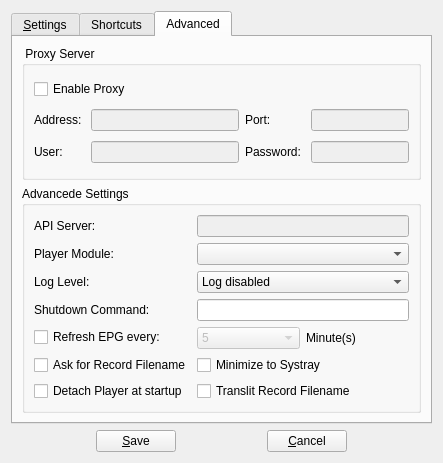
Before: the Qt Designer form branches/kartina.tv/forms/csettingsdlg.ui in code-google-com/vlc-record, drawn with Qt 5.
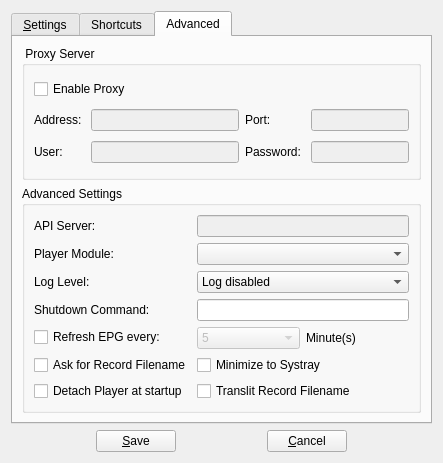
After: the same form once the commit is applied. The open tabs and pages were chosen to show the change. Icons and pictures are not drawn. Custom widgets are drawn as their Qt base class.

```diff
--- a/branches/kartina.tv/forms/csettingsdlg.ui
+++ b/branches/kartina.tv/forms/csettingsdlg.ui
@@ -529,7 +529,7 @@
        <item>
         <widget class="QGroupBox" name="groupAdvanced">
          <property name="title">
-          <string>Advancede Settings</string>
+          <string>Advanced Settings</string>
          </property>
          <layout class="QFormLayout" name="formLayout_2">
           <item row="0" column="0">
```
Left out of the diff: 6 changed lines with no effect on the pictures.
